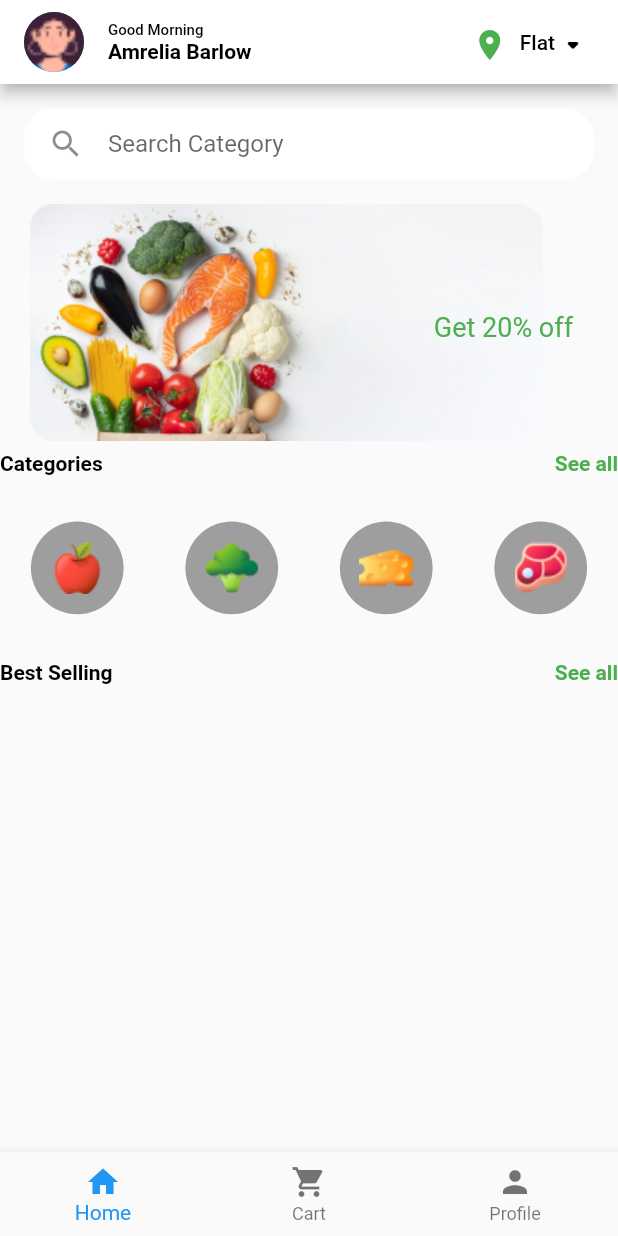
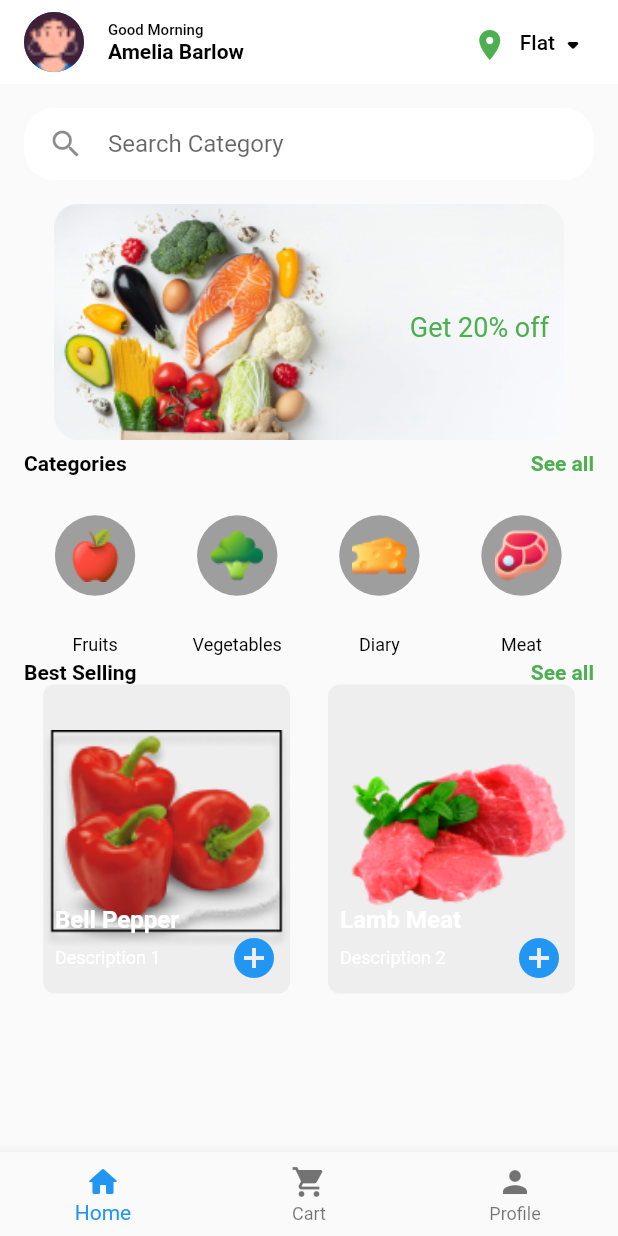
Before and after one commit to iAdam143/Grocery_app_ui, a Flutter app: the Home screen opened directly, on a phone screen of 412 x 824 dp. Run offline on Flutter 3.47's test engine with Material 2 defaults, Android fonts, the phone set to English and light mode, and no system bars; our stand-ins replace country_code_picker; Roboto replaces fonts that are missing (DM Sans).

Commit message:
Added a gridview and listview in home screen

```diff
--- a/lib/screens/home.dart
+++ b/lib/screens/home.dart
@@ -1,11 +1,6 @@
 import 'package:flutter/material.dart';
 
-class Home extends StatefulWidget {
-  @override
-  _HomePageState createState() => _HomePageState();
-}
-
-class _HomePageState extends State<Home> {
+class Home extends StatelessWidget {
   final List<Map<String, dynamic>> _offers = [
     {
       'image': 'assets/images/Rectangle 4377.png',
@@ -21,11 +16,30 @@ class _HomePageState extends State<Home> {
     },
   ];
 
-  @override
-  Widget build(BuildContext context) {
-    return SafeArea(
-      child: Scaffold(
-        appBar: AppBar(
+  final List<Map<String, dynamic>> _categories = [
+    {
+      'image': 'assets/images/apple.png',
+      'name': 'Fruits',
+    },
+    {
+      'image': 'assets/images/broccoli.png',
+      'name': 'Vegetables',
+    },
+    {
+      'image': 'assets/images/cheese.png',
+      'name': 'Diary',
+    },
+    {
+      'image': 'assets/images/meat.png',
+      'name': 'Meat',
+    },
+  ];
+
+  Home({super.key});
+
+  AppBar _buildAppBar() {
+    return AppBar(
+      elevation: 0,
       backgroundColor: Colors.white,
       leading: const Padding(
         padding: EdgeInsets.only(left: 16.0),
@@ -44,7 +58,7 @@ class _HomePageState extends State<Home> {
             ),
           ),
           Text(
-                'Amrelia Barlow',
+            'Amelia Barlow',
             style: TextStyle(
               color: Colors.black,
               fontSize: 14,
@@ -55,7 +69,7 @@ class _HomePageState extends State<Home> {
       ),
       actions: [
         Padding(
-              padding: EdgeInsets.symmetric(horizontal: 10.0, vertical: 10.0),
+          padding: const EdgeInsets.symmetric(horizontal: 10.0, vertical: 10.0),
           child: TextButton(
             onPressed: () {
               // Handle button tap
@@ -64,55 +78,40 @@ class _HomePageState extends State<Home> {
               shape: RoundedRectangleBorder(
                 borderRadius: BorderRadius.circular(50.0),
               ),
-                  backgroundColor:
-                      Colors.white, // Set your desired background color
+              backgroundColor: Colors.white,
             ),
             child: Row(
               children: const [
                 Icon(
                   Icons.location_on,
-                      color: Colors.green, // Set your desired icon color
+                  color: Colors.green,
                 ),
                 SizedBox(width: 8.0),
                 Text(
                   'Flat',
                   style: TextStyle(
-                        color: Colors.black, // Set your desired text color
+                    color: Colors.black,
                   ),
                 ),
                 Icon(
                   Icons.arrow_drop_down_rounded,
-                      color: Colors.black, // Set your desired icon color
+                  color: Colors.black,
                 ),
               ],
             ),
           ),
         ),
       ],
-        ),
-        body: Center(
-          child: Column(
-            crossAxisAlignment: CrossAxisAlignment.start,
-            children: [
-              _buildsearchbar(),
-              _buildofferpageview(),
-              _buildcatagories(),
-              _buildbestselling(),
-            ],
-          ),
-        ),
-        bottomNavigationBar: _buildNavigationBar(),
-      ),
     );
   }
 
-  Widget _buildsearchbar() {
+  Widget _buildSearchBar() {
     return Container(
+      margin: const EdgeInsets.only(bottom: 16.0),
       decoration: BoxDecoration(
         color: Colors.white,
         borderRadius: BorderRadius.circular(20.0),
       ),
-      margin: EdgeInsets.all(16.0),
       child: const Padding(
         padding: EdgeInsets.symmetric(horizontal: 16.0),
         child: TextField(
@@ -126,16 +125,13 @@ class _HomePageState extends State<Home> {
     );
   }
 
-  Widget _buildofferpageview() {
+  Widget _buildOffersSection(BuildContext context) {
     return SizedBox(
       height: MediaQuery.of(context).size.height * 0.2,
       child: PageView.builder(
         itemCount: _offers.length,
         itemBuilder: (BuildContext context, int index) {
           return Container(
-
-            width: MediaQuery.of(context).size.width * 1.0,
-            height: MediaQuery.of(context).size.height * 0.2,
             margin: const EdgeInsets.symmetric(horizontal: 20),
             decoration: BoxDecoration(
               borderRadius: BorderRadius.circular(10),
@@ -157,7 +153,10 @@ class _HomePageState extends State<Home> {
                     color: Colors.transparent,
                     child: Text(
                       _offers[index]['text'],
-                      style: const TextStyle(fontSize: 18, color: Colors.green),
+                      style: const TextStyle(
+                        fontSize: 18,
+                        color: Colors.green,
+                      ),
                     ),
                   ),
                 ),
@@ -169,7 +168,7 @@ class _HomePageState extends State<Home> {
     );
   }
 
-  Widget _buildcatagories() {
+  Widget _buildCategoriesSection(BuildContext context) {
     return Column(
       children: [
         Row(
@@ -193,95 +192,116 @@ class _HomePageState extends State<Home> {
             ),
           ],
         ),
-        Row(
-          children: [
-            Expanded(
+        SizedBox(
+          height: MediaQuery.of(context).size.height * 0.15,
+          child: ListView.builder(
+            scrollDirection: Axis.horizontal,
+            itemCount: _categories.length,
+            itemBuilder: (BuildContext context, int index) {
+              return GestureDetector(
+                onTap: () {
+                  // Handle the click for the category
+                },
                 child: Column(
                   children: [
                     Container(
-                    width: MediaQuery.of(context).size.width * 0.15,
-                    height: MediaQuery.of(context).size.height * 0.15,
+                      margin: EdgeInsets.symmetric(
+                          horizontal: MediaQuery.of(context).size.width * 0.05),
+                      width: MediaQuery.of(context).size.width * 0.13,
+                      height: MediaQuery.of(context).size.height * 0.13,
                       decoration: const BoxDecoration(
                         shape: BoxShape.circle,
                         color: Colors.grey,
                       ),
                       child: Center(
                         child: Image.asset(
-                        'assets/images/apple.png',
+                          _categories[index]['image'],
                           fit: BoxFit.contain,
                         ),
                       ),
                     ),
-                ],
-              ),
-            ),
-            Expanded(
-              child: Column(
-                children: [
-                  Container(
-                    width: MediaQuery.of(context).size.width * 0.15,
-                    height: MediaQuery.of(context).size.height * 0.15,
-                    decoration: const BoxDecoration(
-                      shape: BoxShape.circle,
-                      color: Colors.grey,
-                    ),
-                    child: Center(
-                      child: Image.asset(
-                        'assets/images/broccoli.png',
-                        fit: BoxFit.contain,
-                      ),
+                    Text(
+                      _categories[index]['name'],
+                      style: const TextStyle(
+                        color: Colors.black,
+                        fontFamily: 'DM Sans',
+                        fontWeight: FontWeight.normal,
+                        height: 1,
+                        fontSize: 12,
                       ),
                     ),
                   ],
                 ),
+              );
+            },
           ),
-            Expanded(
-              child: Column(
+        ),
+      ],
+    );
+  }
+
+  Widget _buildColumn(String imagePath, String title, String description,
+      BuildContext context) {
+    return Column(
       children: [
         Container(
-                    width: MediaQuery.of(context).size.width * 0.15,
-                    height: MediaQuery.of(context).size.height * 0.15,
-                    decoration: const BoxDecoration(
-                      shape: BoxShape.circle,
-                      color: Colors.grey,
+          width: MediaQuery.of(context).size.width * 0.4,
+          height: MediaQuery.of(context).size.height * 0.25,
+          decoration: BoxDecoration(
+            color: Colors.grey[200],
+            borderRadius: BorderRadius.circular(8),
           ),
-                    child: Center(
+          child: Stack(
+            children: [
+              Positioned.fill(
                 child: Image.asset(
-                        'assets/images/cheese.png',
+                  imagePath,
                   fit: BoxFit.contain,
                 ),
               ),
+              Positioned(
+                bottom: 8,
+                left: 8,
+                right: 8,
+                child: Column(
+                  crossAxisAlignment: CrossAxisAlignment.start,
+                  children: [
+                    Text(
+                      title,
+                      style: const TextStyle(
+                        fontSize: 16,
+                        fontWeight: FontWeight.bold,
+                        color: Colors.white,
+                      ),
+                    ),
+                    Row(
+                      children: [
+                        Text(
+                          description,
+                          style: const TextStyle(
+                            fontSize: 12,
+                            color: Colors.white,
+                          ),
+                        ),
+                        const Spacer(),
+                        const Icon(
+                          Icons.add_circle,
+                          size: 32,
+                          color: Colors.blue,
                         ),
                       ],
                     ),
-            ),
-            Expanded(
-              child: Column(
-                children: [
-                  Container(
-                    width: MediaQuery.of(context).size.width * 0.15,
-                    height: MediaQuery.of(context).size.height * 0.15,
-                    decoration: const BoxDecoration(
-                      shape: BoxShape.circle,
-                      color: Colors.grey,
-                    ),
-                    child: Center(
-                      child: Image.asset(
-                        'assets/images/meat.png',
-                        fit: BoxFit.contain,
-                      ),
+                  ],
                 ),
               ),
             ],
           ),
         ),
       ],
-        ),
-      ],
     );
   }
 
-  Widget _buildbestselling() {
+  Widget _buildBestSellingSection(BuildContext context) {
     return Column(
       children: [
         Row(
@@ -305,16 +325,51 @@ class _HomePageState extends State<Home> {
             ),
           ],
         ),
+        GridView.count(
+          crossAxisCount: 2,
+          shrinkWrap: true,
+          physics: const NeverScrollableScrollPhysics(),
+          children: [
+            _buildColumn(
+              'assets/images/bell_pepper.png',
+              'Bell Pepper',
+              'Description 1',
+              context,
+            ),
+            _buildColumn(
+              'assets/images/lamb_meat.png',
+              'Lamb Meat',
+              'Description 2',
+              context,
+            ),
+          ],
+        ),
       ],
     );
   }
 
-  Widget _buildNavigationBar() {
-    return BottomNavigationBar(
+  @override
+  Widget build(BuildContext context) {
+    return SafeArea(
+      child: Scaffold(
+        appBar: _buildAppBar(),
+        body: SingleChildScrollView(
+          padding: const EdgeInsets.all(16.0),
+          child: Column(
+            crossAxisAlignment: CrossAxisAlignment.start,
+            children: [
+              _buildSearchBar(),
+              _buildOffersSection(context),
+              _buildCategoriesSection(context),
+              _buildBestSellingSection(context),
+            ],
+          ),
+        ),
+        bottomNavigationBar: BottomNavigationBar(
           currentIndex: 0,
           items: const [
             BottomNavigationBarItem(
-          icon: Icon(Icons.home),
+              icon: Icon(Icons.home_rounded),
               label: 'Home',
             ),
             BottomNavigationBarItem(
@@ -326,6 +381,8 @@ class _HomePageState extends State<Home> {
               label: 'Profile',
             ),
           ],
+        ),
+      ),
     );
   }
 }
--- a/lib/screens/login.dart
+++ b/lib/screens/login.dart
@@ -3,30 +3,15 @@ import 'package:flutter/material.dart';
 import 'package:flutter/services.dart';
 import 'package:grocery_app_ui/screens/home.dart';
 
-class Login extends StatefulWidget {
-  @override
-  _LoginState createState() => _LoginState();
-}
-
-class _LoginState extends State<Login> {
+class Login extends StatelessWidget {
   @override
   Widget build(BuildContext context) {
     return SafeArea(
       child: Scaffold(
         backgroundColor: Colors.white,
         appBar: AppBar(
-          leading: Container(
-            decoration: BoxDecoration(
-              borderRadius: BorderRadius.circular(50),
-              // shape: BoxShape.circle,
-              border: Border.all(
-                color: Colors.grey
-              ),
-            ),
-            child: IconButton(
-              // padding: EdgeInsets.all(5),
-
-              icon: const Icon(
+          leading: IconButton(
+            icon: Icon(
               Icons.arrow_back_ios_rounded,
               color: Colors.grey,
               size: 12,
@@ -34,7 +19,6 @@ class _LoginState extends State<Login> {
             onPressed: () {
               Navigator.pop(context);
             },
-            ),
           ),
           backgroundColor: Colors.white,
           elevation: 0,
@@ -46,7 +30,7 @@ class _LoginState extends State<Login> {
               Container(
                 width: MediaQuery.of(context).size.width * 0.2,
                 height: MediaQuery.of(context).size.height * 0.2,
-                decoration: const BoxDecoration(
+                decoration: BoxDecoration(
                   color: Colors.white,
                   shape: BoxShape.circle,
                 ),
@@ -65,8 +49,6 @@ class _LoginState extends State<Login> {
                 style: TextStyle(
                   color: Colors.black,
                   fontFamily: 'DM Sans',
-                  fontWeight: FontWeight.normal,
-                  height: 1,
                   fontSize: 28,
                 ),
               ),
@@ -76,8 +58,6 @@ class _LoginState extends State<Login> {
                 style: TextStyle(
                   color: Colors.grey,
                   fontFamily: 'DM Sans',
-                  fontWeight: FontWeight.normal,
-                  height: 1,
                   fontSize: 16,
                 ),
               ),
@@ -104,8 +84,6 @@ class _LoginState extends State<Login> {
                         keyboardType: TextInputType.phone,
                         style: TextStyle(
                           fontFamily: 'DM Sans',
-                          //fontWeight: FontWeight.normal,
-                          //color: Colors.grey,
                           backgroundColor: Colors.white,
                         ),
                       ),
@@ -136,8 +114,6 @@ class _LoginState extends State<Login> {
                       color: Colors.white,
                       fontFamily: 'DM Sans',
                       fontSize: 16,
-                      fontWeight: FontWeight.normal,
-                      height: 1,
                     ),
                   ),
                 ),
@@ -149,8 +125,6 @@ class _LoginState extends State<Login> {
                 style: TextStyle(
                   color: Colors.grey,
                   fontFamily: 'DM Sans',
-                  fontWeight: FontWeight.normal,
-                  height: 1,
                   fontSize: 16,
                 ),
               ),
--- a/pubspec.yaml
+++ b/pubspec.yaml
@@ -59,7 +59,6 @@ dev_dependencies:
 # The following section is specific to Flutter packages.
 flutter:
   assets:
-    - assets/images/vector.svg
     - assets/images/untitled.png
     - assets/images/Paperbagwithhealthyfoodhealthyfoodbackgroundsupermarketfoodconceptshoppingsupermarkethomedeliverymin.png
     - assets/images/Kindpng_73363541.png
@@ -71,6 +70,8 @@ flutter:
     - assets/images/broccoli.png
     - assets/images/cheese.png
     - assets/images/meat.png
+    - assets/images/lamb_meat.png
+    - assets/images/bell_pepper.png
   # The following line ensures that the Material Icons font is
   # included with your application, so that you can use the icons in
   # the material Icons class.
```
Also changed, not shown: assets/images/bell_pepper.png (added), assets/images/lamb_meat.png (added). Lines whose indentation alone changed are shown as unchanged.
